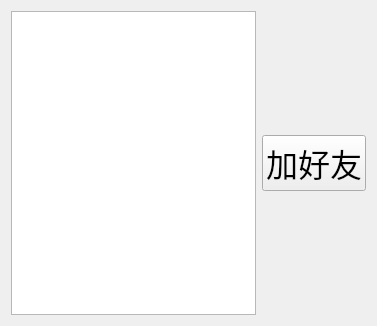
Before: the Qt Designer form TcpClient/online.ui in 0xBacklock/Qt_Cloud_Drive, drawn with Qt 5.
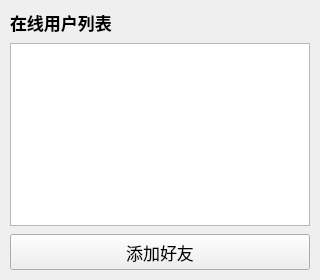
After: the same form once the commit is applied.

Patch:
```diff
--- a/TcpClient/online.ui
+++ b/TcpClient/online.ui
@@ -6,72 +6,74 @@
    <rect>
     <x>0</x>
     <y>0</y>
-    <width>377</width>
-    <height>326</height>
+    <width>320</width>
+    <height>280</height>
    </rect>
   </property>
   <property name="windowTitle">
    <string>Form</string>
   </property>
-  <layout class="QHBoxLayout" name="horizontalLayout_3">
+  <layout class="QVBoxLayout" name="mainLayout">
+   <property name="spacing">
+    <number>8</number>
+   </property>
+   <property name="leftMargin">
+    <number>10</number>
+   </property>
+   <property name="topMargin">
+    <number>10</number>
+   </property>
+   <property name="rightMargin">
+    <number>10</number>
+   </property>
+   <property name="bottomMargin">
+    <number>10</number>
+   </property>
    <item>
-    <layout class="QHBoxLayout" name="horizontalLayout_2">
+    <widget class="QLabel" name="titleLabel">
+     <property name="font">
+      <font>
+       <pointsize>13</pointsize>
+       <bold>true</bold>
+      </font>
+     </property>
+     <property name="text">
+      <string>在线用户列表</string>
+     </property>
+    </widget>
+   </item>
      <item>
       <widget class="QListWidget" name="online_lw">
        <property name="font">
         <font>
-         <pointsize>16</pointsize>
-        </font>
-       </property>
-      </widget>
-     </item>
-     <item>
-      <layout class="QVBoxLayout" name="verticalLayout">
-       <item>
-        <spacer name="verticalSpacer">
-         <property name="orientation">
-          <enum>Qt::Vertical</enum>
-         </property>
-         <property name="sizeHint" stdset="0">
+       <pointsize>13</pointsize>
+      </font>
+     </property>
+     <property name="minimumSize">
           <size>
-           <width>20</width>
-           <height>40</height>
-          </size>
-         </property>
-        </spacer>
+       <width>0</width>
+       <height>160</height>
+      </size>
+     </property>
+    </widget>
        </item>
        <item>
         <widget class="QPushButton" name="addFriend_Pb">
-         <property name="enabled">
-          <bool>true</bool>
+     <property name="minimumSize">
+      <size>
+       <width>0</width>
+       <height>36</height>
+      </size>
          </property>
          <property name="font">
           <font>
-           <family>Adobe Devanagari</family>
-           <pointsize>24</pointsize>
+       <pointsize>13</pointsize>
           </font>
          </property>
          <property name="text">
-          <string>加好友</string>
-         </property>
-        </widget>
-       </item>
-       <item>
-        <spacer name="verticalSpacer_2">
-         <property name="orientation">
-          <enum>Qt::Vertical</enum>
-         </property>
-         <property name="sizeHint" stdset="0">
-          <size>
-           <width>20</width>
-           <height>40</height>
-          </size>
-         </property>
-        </spacer>
-       </item>
-      </layout>
-     </item>
-    </layout>
+      <string>添加好友</string>
+     </property>
+    </widget>
    </item>
   </layout>
  </widget>
```
Left out of the diff: 2 changed lines with no effect on the pictures. Lines whose indentation alone changed are shown as unchanged.
